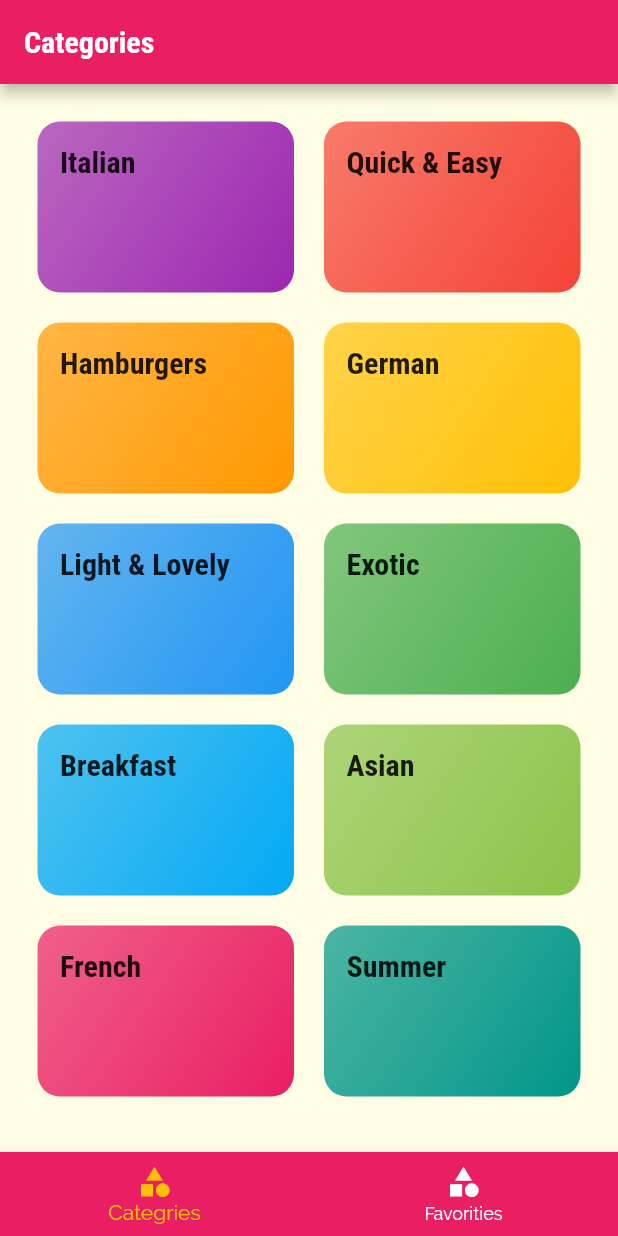
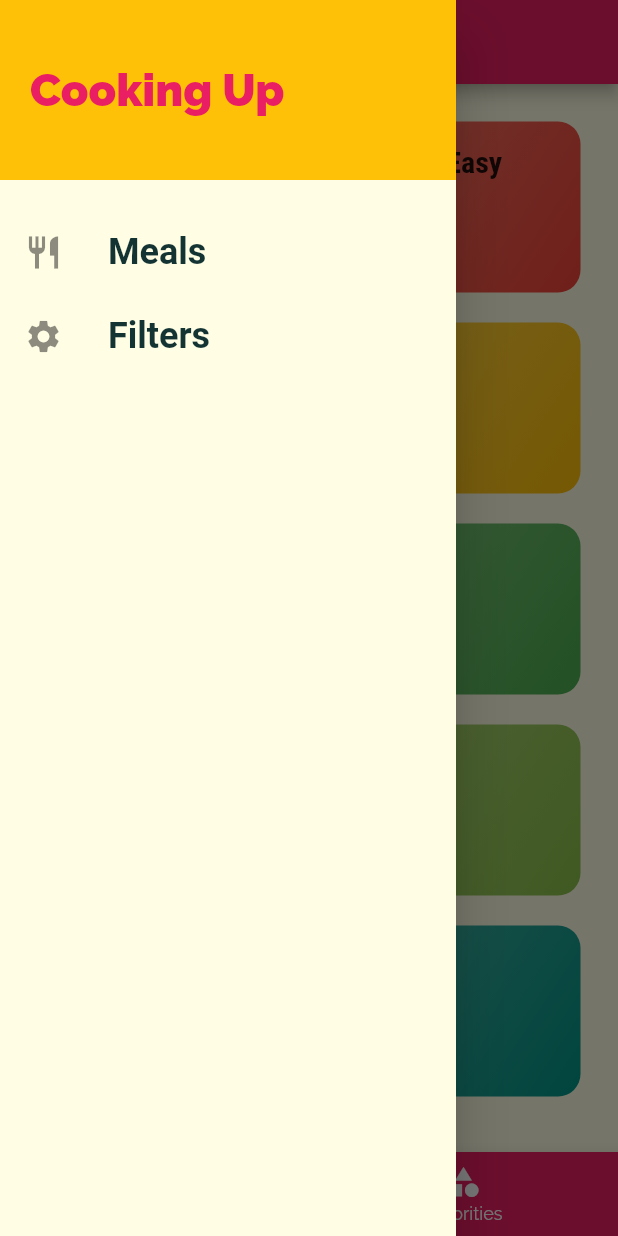
Before and after one commit to hanzosama/MealsAppFlutter, a Flutter app: the screen it shows after launch, with the side drawer open (before the commit the screen has no drawer), on a phone screen of 412 x 824 dp. Run offline on Flutter 3.47's test engine with Material 2 defaults, Android fonts, the phone set to English and light mode, and no system bars; Roboto replaces fonts that are missing (RobotoCondesed).

```diff
--- a/lib/main.dart
+++ b/lib/main.dart
@@ -4,6 +4,7 @@ import './screens/tabs_page.dart';
 import './screens/category_meals_page.dart';
 import './screens/meail_detail_page.dart';
 import './screens/categories_page.dart';
+import 'screens/filter_page.dart';
 
 void main() => runApp(MyApp());
 
@@ -35,6 +36,7 @@ class MyApp extends StatelessWidget {
       routes: {
         CategoryMealsPage.routeName: (ctx) => CategoryMealsPage(),
         MealDetailPage.routeName: (ctx) => MealDetailPage(),
+        FilterPage.routeName: (ctx) => FilterPage(),
       },
       onGenerateRoute: (settings) {
         // To navigate and resolve routes not present
--- a/lib/screens/meail_detail_page.dart
+++ b/lib/screens/meail_detail_page.dart
@@ -79,6 +79,12 @@ class MealDetailPage extends StatelessWidget {
           )
         ]),
       ),
+      floatingActionButton: FloatingActionButton(
+        child: Icon(Icons.delete),
+        onPressed: () {
+          Navigator.of(context).pop(mealId);
+        },
+      ),
     );
   }
 }
--- a/lib/screens/tabs_page.dart
+++ b/lib/screens/tabs_page.dart
@@ -1,4 +1,5 @@
 import 'package:flutter/material.dart';
+import '../widgets/main_drawer.dart';
 import 'categories_page.dart';
 import 'favorites_page.dart';
 
@@ -33,6 +34,7 @@ class _TabsPageState extends State<TabsPage> {
       appBar: AppBar(
         title: Text(_pages[_selectedPageIndex]['title']),
       ),
+      drawer:  MainDrawer(),
       body: _pages[_selectedPageIndex]['page'],
       bottomNavigationBar: BottomNavigationBar(
         backgroundColor: Theme.of(context).primaryColor,
--- /dev/null
+++ b/lib/widgets/main_drawer.dart
@@ -0,0 +1,56 @@
+import 'package:flutter/material.dart';
+import '../screens/filter_page.dart';
+
+class MainDrawer extends StatelessWidget {
+  Widget buildListTile(String title, IconData iconData, Function tapHandler) {
+    return ListTile(
+      leading: Icon(
+        iconData,
+        size: 26,
+      ),
+      title: Text(
+        title,
+        style: TextStyle(
+          fontFamily: 'RobotoCondesed',
+          fontSize: 24,
+          fontWeight: FontWeight.bold,
+        ),
+      ),
+      onTap: tapHandler,
+    );
+  }
+
+  @override
+  Widget build(BuildContext context) {
+    return Drawer(
+      child: Column(
+        children: [
+          Container(
+            height: 120,
+            width: double.infinity,
+            padding: EdgeInsets.all(20),
+            alignment: Alignment.centerLeft,
+            color: Theme.of(context).accentColor,
+            child: Text(
+              'Cooking Up',
+              style: TextStyle(
+                fontWeight: FontWeight.w900,
+                fontSize: 30,
+                color: Theme.of(context).primaryColor,
+              ),
+            ),
+          ),
+          SizedBox(
+            height: 20,
+          ),
+          buildListTile('Meals', Icons.restaurant, () {
+            Navigator.of(context).pushReplacementNamed('/');
+          }),
+          buildListTile('Filters', Icons.settings, () {
+            Navigator.of(context).pushReplacementNamed(FilterPage.routeName);
+          }),
+        ],
+      ),
+    );
+  }
+}
```
Also changed, not shown: lib/screens/category_meals_page.dart (+46 -19 lines), lib/screens/filter_page.dart (added, +79 -0 lines), lib/widgets/meal_item.dart (+10 -2 lines).
